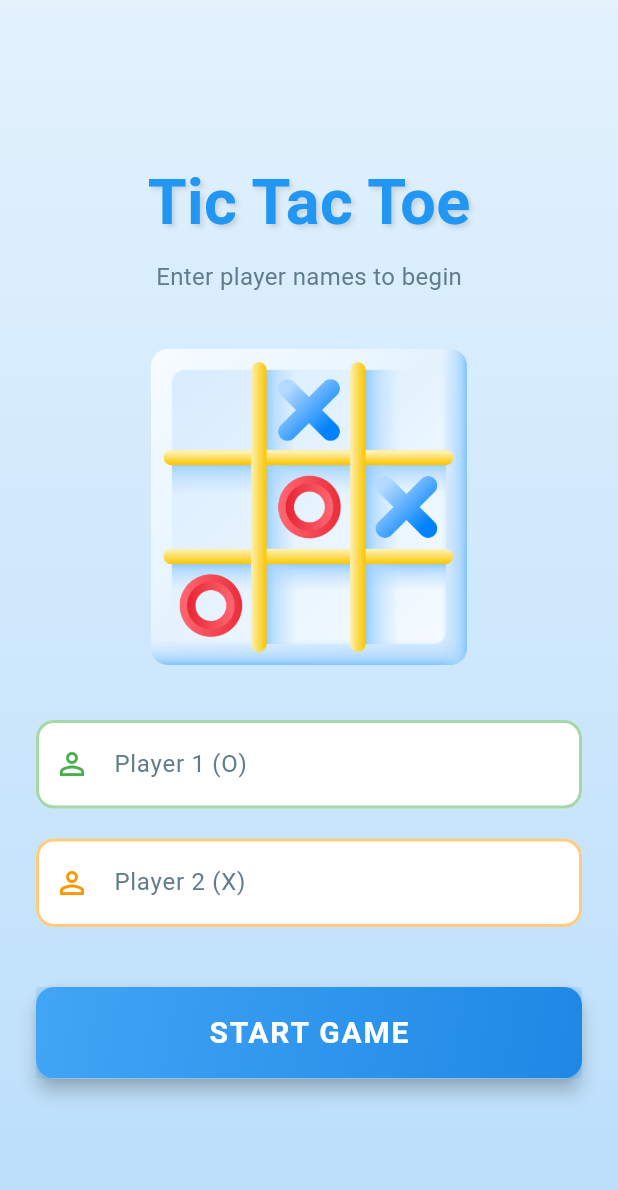
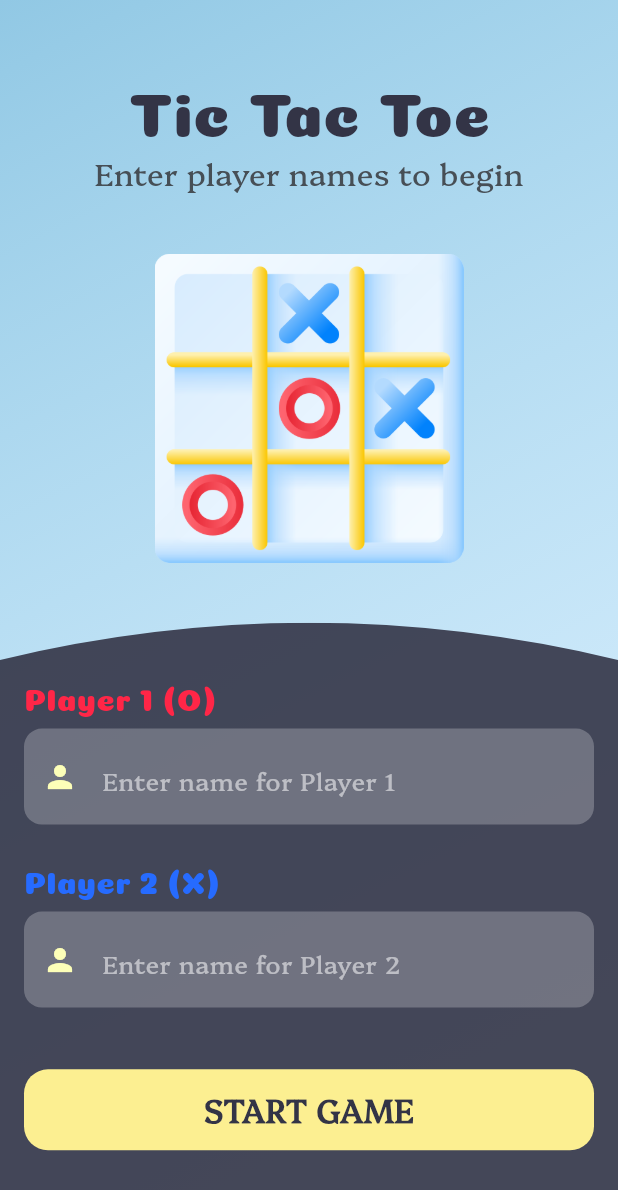
Before and after one commit to rahulkumardev24/tic_tak_toe_game_in_flutter, a Flutter app: the screen it shows after launch, on a phone screen of 412 x 824 dp. Shown: the top 1190 px of the screen. Run offline on Flutter 3.47's test engine with Material 3 defaults, Android fonts, the phone set to English and light mode, and no system bars; drawn by our look-alikes of velocity_x.

Commit message:
start screen complete

```diff
--- a/lib/colors.dart
+++ b/lib/colors.dart
@@ -9,4 +9,14 @@ class AppColors {
   /// text Color
   static const Color textPrimary = Color(0xff333446);
   static const Color textSecondary = Color(0xec3f444a);
+
+  /// card Color
+  static const Color card = Color(0xffFCEF91);
+  static const Color cardLight = Color(0xffFDFFB8);
+
+  /// game
+  static const Color oColor = Color(0xffff2647);
+  static const Color xColor = Color(0xff266bff);
+
+
 }
--- a/lib/screen/splash_screen.dart
+++ b/lib/screen/splash_screen.dart
@@ -1,5 +1,6 @@
 import 'dart:async';
 import 'package:flutter/material.dart';
+import 'package:flutter/services.dart';
 import 'package:tic_tak_toe/colors.dart';
 import 'package:tic_tak_toe/screen/start_screen.dart';
 import 'package:tic_tak_toe/utils/custom_text_style.dart';
@@ -19,6 +20,7 @@ class _SplashScreenState extends State<SplashScreen> {
     Timer(const Duration(seconds: 2), () {
       Navigator.pushReplacement(
           context, MaterialPageRoute(builder: (_) => StartScreen()));
+      SystemChrome.setEnabledSystemUIMode(SystemUiMode.edgeToEdge);
     });
   }
 
--- a/lib/screen/start_screen.dart
+++ b/lib/screen/start_screen.dart
@@ -1,6 +1,9 @@
 import 'package:flutter/material.dart';
 import 'package:tic_tak_toe/colors.dart';
 import 'package:tic_tak_toe/screen/home_screen.dart';
+import 'package:tic_tak_toe/utils/custom_text_style.dart';
+import 'package:tic_tak_toe/widgets/my_text_button.dart';
+import 'package:velocity_x/velocity_x.dart';
 
 class StartScreen extends StatefulWidget {
   const StartScreen({super.key});
@@ -9,31 +12,13 @@ class StartScreen extends StatefulWidget {
   State<StatefulWidget> createState() => _StartScreenState();
 }
 
-class _StartScreenState extends State<StartScreen> with SingleTickerProviderStateMixin {
+class _StartScreenState extends State<StartScreen> {
   final player1Controller = TextEditingController();
   final player2Controller = TextEditingController();
-  late AnimationController _animationController;
-  late Animation<double> _animation;
-
-  @override
-  void initState() {
-    super.initState();
-    _animationController = AnimationController(
-      vsync: this,
-      duration: const Duration(milliseconds: 1500),
-    );
-    _animation = Tween<double>(begin: 0.95, end: 1.05).animate(
-      CurvedAnimation(
-        parent: _animationController,
-        curve: Curves.easeInOut,
-      ),
-    );
-    _animationController.repeat(reverse: true);
-  }
+  late Size size;
 
   @override
   void dispose() {
-    _animationController.dispose();
     player1Controller.dispose();
     player2Controller.dispose();
     super.dispose();
@@ -41,81 +26,114 @@ class _StartScreenState extends State<StartScreen> with SingleTickerProviderStat
 
   @override
   Widget build(BuildContext context) {
+    size = MediaQuery.of(context).size;
     return Scaffold(
-      body: Container(
+      /// --- Body --- ///
+      body: SingleChildScrollView(
+        child: Container(
+          height: size.height,
           decoration: BoxDecoration(
             gradient: LinearGradient(
-            begin: Alignment.topCenter,
-            end: Alignment.bottomCenter,
+              begin: Alignment.topLeft,
+              end: Alignment.bottomRight,
               colors: [
-              Colors.blue.shade50,
-              Colors.blue.shade100,
+                AppColors.primary,
+                AppColors.primaryLight.withAlpha(100),
               ],
             ),
           ),
           child: SafeArea(
             child: Center(
-            child: SingleChildScrollView(
-              padding: const EdgeInsets.all(24),
               child: Column(
                 mainAxisAlignment: MainAxisAlignment.center,
                 children: [
-                  // Game Title
-                  const Text(
+                  SizedBox(
+                    height: size.height * 0.05,
+                  ),
+
+                  /// Game Title with animated decoration
+                  Text(
                     "Tic Tac Toe",
-                    style: TextStyle(
-                      fontSize: 42,
-                      fontWeight: FontWeight.bold,
-                      color: Colors.blue,
-                      shadows: [
-                      Shadow(
-                      blurRadius: 4.0,
-                      color: Colors.black12,
-                      offset: Offset(2.0, 2.0),
-                      )],
+                    style: myTextStyle(
+                      fontFamily: "secondary",
+                      fontSize: size.width * 0.1,
                     ),
                   ),
-                  const SizedBox(height: 8),
-                  const Text(
-                    "Enter player names to begin",
-                    style: TextStyle(
-                      fontSize: 16,
-                      color: Colors.blueGrey,
-                    ),
-                  ),
-                  const SizedBox(height: 32),
+                  Text("Enter player names to begin",
+                      style: myTextStyle(
+                          fontSize: size.width * 0.05,
+                          fontColor: AppColors.textSecondary)),
+                  const SizedBox(height: 40),
 
-                  // Animated Game Logo
-                  ScaleTransition(
-                    scale: _animation,
-                    child: Image.asset(
+                  Image.asset(
                     "assets/images/tic-tac-toe.png",
-                      height: 220,
-                      width: 220,
-                    ),
-                  ),
-                  const SizedBox(height: 32),
-
-                  // Player 1 Input
-                  _buildPlayerInput(
-                    controller: player1Controller,
-                    label: "Player 1 (O)",
-                    icon: Icons.person_outline,
-                    color: Colors.green,
-                  ),
-                  const SizedBox(height: 20),
-
-                  // Player 2 Input
-                  _buildPlayerInput(
-                    controller: player2Controller,
-                    label: "Player 2 (X)",
-                    icon: Icons.person_outline,
-                    color: Colors.orange,
+                    height: size.width * 0.5,
+                    width: size.width * 0.5,
+                    fit: BoxFit.contain,
                   ),
                   const SizedBox(height: 40),
 
-                  // Start Game Button
-                  _buildStartButton(context),
+                  Expanded(
+                    flex: 1,
+                    child: VxArc(
+                      height: size.height * 0.03,
+                      arcType: VxArcType.convex,
+                      edge: VxEdge.top,
+                      child: Container(
+                        width: size.width,
+                        decoration: BoxDecoration(
+                            color:
+                                AppColors.textPrimary.withValues(alpha: 0.9)),
+                        child: Padding(
+                          padding: const EdgeInsets.all(16.0),
+                          child: Column(
+                            children: [
+                              SizedBox(
+                                height: size.height * 0.02,
+                              ),
+
+                              /// Player Input Section
+                              _buildPlayerInput(
+                                controller: player1Controller,
+                                labelColor: AppColors.oColor,
+                                label: "Player 1 (O)",
+                                hint: "Enter name for Player 1",
+                                icon: Icons.person,
+                                iconColor: AppColors.cardLight,
+                              ),
+                              const SizedBox(height: 20),
+                              _buildPlayerInput(
+                                controller: player2Controller,
+                                labelColor: AppColors.xColor,
+                                label: "Player 2 (X)",
+                                hint: "Enter name for Player 2",
+                                icon: Icons.person,
+                                iconColor: AppColors.cardLight,
+                              ),
+                              SizedBox(
+                                height: size.height * 0.05,
+                              ),
+                              MyTextButton(
+                                onTap: () {
+                                  final player1 = player1Controller.text.isEmpty
+                                      ? "Player 1"
+                                      : player1Controller.text;
+                                  final player2 = player2Controller.text.isEmpty
+                                      ? "Player 2"
+                                      : player2Controller.text;
+                                  Navigator.pushReplacement(context, MaterialPageRoute(builder: (_)=>
+                                      HomeScreen(player1 , player2)));
+                                },
+                                backgroundColor: AppColors.card,
+                                btnText: "Game Start",
+                                fontWeight: FontWeight.bold,
+                              )
+                            ],
+                          ),
+                        ),
+                      ),
+                    ),
+                  ),
                 ],
               ),
             ),
@@ -128,112 +146,47 @@ class _StartScreenState extends State<StartScreen> with SingleTickerProviderStat
   Widget _buildPlayerInput({
     required TextEditingController controller,
     required String label,
+    required Color labelColor,
+    required String hint,
     required IconData icon,
-    required Color color,
+    required Color iconColor,
   }) {
-    return TextField(
+    return Column(
+      crossAxisAlignment: CrossAxisAlignment.start,
+      children: [
+        Padding(
+          padding: const EdgeInsets.only(bottom: 8),
+          child: Text(
+            label,
+            style: myTextStyle(fontFamily: "secondary", fontColor: labelColor),
+          ),
+        ),
+        Container(
+          decoration: BoxDecoration(
+            borderRadius: BorderRadius.circular(12),
+          ),
+          child: TextField(
             controller: controller,
             decoration: InputDecoration(
-        labelText: label,
-        labelStyle: const TextStyle(color: Colors.blueGrey),
-        prefixIcon: Icon(icon, color: color),
+              hintText: hint,
+              hintStyle: myTextStyle(
+                  fontSize: size.width * 0.04, fontColor: Colors.white54),
+              prefixIcon: Icon(icon, color: iconColor),
               filled: true,
-        fillColor: Colors.white,
+              fillColor: Colors.white24,
               border: OutlineInputBorder(
                 borderRadius: BorderRadius.circular(12),
                 borderSide: BorderSide.none,
-        ),
-        enabledBorder: OutlineInputBorder(
-          borderRadius: BorderRadius.circular(12),
-          borderSide: BorderSide(color: color.withOpacity(0.5), width: 2),
-        ),
-        focusedBorder: OutlineInputBorder(
-          borderRadius: BorderRadius.circular(12),
-          borderSide: BorderSide(color: color, width: 2),
               ),
               contentPadding: const EdgeInsets.symmetric(
                 horizontal: 20,
                 vertical: 16,
               ),
             ),
-      style: const TextStyle(
-        fontSize: 18,
-        fontWeight: FontWeight.w500,
+            style:myTextStyle(fontColor: Colors.white),
           ),
-    );
-  }
-
-  Widget _buildStartButton(BuildContext context) {
-    return Material(
-      elevation: 5,
-      borderRadius: BorderRadius.circular(12),
-      child: InkWell(
-        onTap: () {
-          final player1 = player1Controller.text.isEmpty
-              ? "Player 1"
-              : player1Controller.text;
-          final player2 = player2Controller.text.isEmpty
-              ? "Player 2"
-              : player2Controller.text;
-
-          Navigator.of(context).pushReplacement(
-            _createRoute(HomeScreen(player1, player2)),
-          );
-        },
-        borderRadius: BorderRadius.circular(12),
-        child: Ink(
-          width: double.infinity,
-          padding: const EdgeInsets.symmetric(vertical: 16),
-          decoration: BoxDecoration(
-            gradient: LinearGradient(
-              colors: [Colors.blue.shade400, Colors.blue.shade600],
-              begin: Alignment.topLeft,
-              end: Alignment.bottomRight,
-            ),
-            borderRadius: BorderRadius.circular(12),
-            boxShadow: [
-              BoxShadow(
-                color: Colors.blue.withOpacity(0.3),
-                blurRadius: 8,
-                spreadRadius: 2,
         ),
       ],
-          ),
-          child: const Center(
-            child: Text(
-              "START GAME",
-              style: TextStyle(
-                fontSize: 20,
-                fontWeight: FontWeight.bold,
-                color: Colors.white,
-                letterSpacing: 1.2,
-              ),
-            ),
-          ),
-        ),
-      ),
     );
   }
 }
-
-Route _createRoute(Widget child) {
-  return PageRouteBuilder(
-    pageBuilder: (context, animation, secondaryAnimation) => child,
-    transitionsBuilder: (context, animation, secondaryAnimation, child) {
-      const begin = Offset(0.0, 1.0);
-      const end = Offset.zero;
-      const curve = Curves.easeInOutQuart;
-
-      var tween = Tween(begin: begin, end: end).chain(CurveTween(curve: curve));
-
-      return SlideTransition(
-        position: animation.drive(tween),
-        child: FadeTransition(
-          opacity: animation,
-          child: child,
-        ),
-      );
-    },
-    transitionDuration: const Duration(milliseconds: 600),
-  );
-}
--- /dev/null
+++ b/lib/widgets/my_text_button.dart
@@ -0,0 +1,46 @@
+import 'package:flutter/cupertino.dart';
+import 'package:flutter/material.dart';
+import 'package:tic_tak_toe/utils/custom_text_style.dart';
+
+import '../colors.dart';
+
+class MyTextButton extends StatelessWidget {
+  VoidCallback onTap;
+  Color backgroundColor;
+  double textSize;
+  Color textColor;
+  String btnText ;
+  FontWeight fontWeight ;
+  MyTextButton(
+      {super.key,
+      this.backgroundColor = AppColors.primary,
+      this.textSize = 21,
+      this.textColor = AppColors.textPrimary,
+        this.fontWeight = FontWeight.normal ,
+       required this.btnText ,
+      required this.onTap});
+
+  @override
+  Widget build(BuildContext context) {
+    return InkWell(
+      onTap: onTap,
+      borderRadius: BorderRadius.circular(12),
+      splashColor: Colors.white.withAlpha(20),
+      highlightColor: Colors.white.withAlpha(10),
+      child: Container(
+        width: double.infinity,
+        decoration: BoxDecoration(
+          borderRadius: BorderRadius.circular(16),
+          color: backgroundColor
+        ),
+        padding: const EdgeInsets.symmetric(vertical: 12),
+        child: Center(
+          child: Text(
+            "START GAME",
+            style: myTextStyle(fontSize: textSize, fontColor: textColor , fontWeight: fontWeight),
+          ),
+        ),
+      ),
+    );
+  }
+}
--- a/pubspec.yaml
+++ b/pubspec.yaml
@@ -35,6 +35,7 @@ dependencies:
   # The following adds the Cupertino Icons font to your application.
   # Use with the CupertinoIcons class for iOS style icons.
   cupertino_icons: ^1.0.6
+  velocity_x: ^4.3.1
 
 
 dev_dependencies:
```
Also changed, not shown: pubspec.lock, 4 other files. Lines whose indentation alone changed are shown as unchanged.
